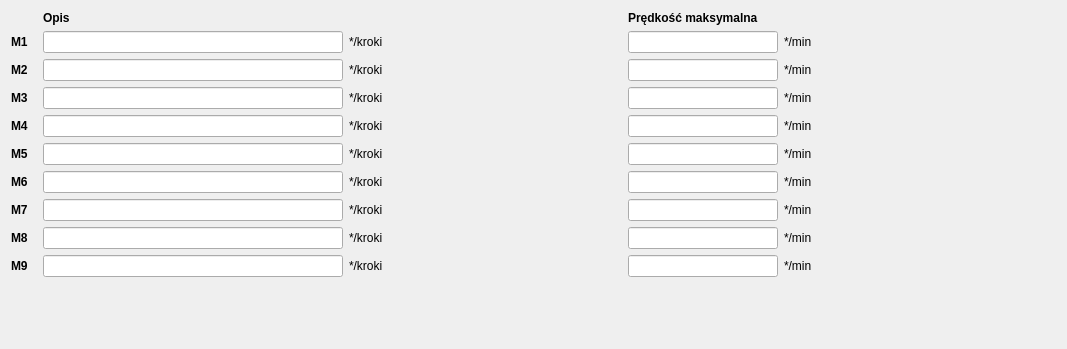
The window that CzujkiLinioweApp/ustawienianapedow.ui (wiacekmarcin/CzujkiLiniowe) describes before a commit, drawn with Qt 5.
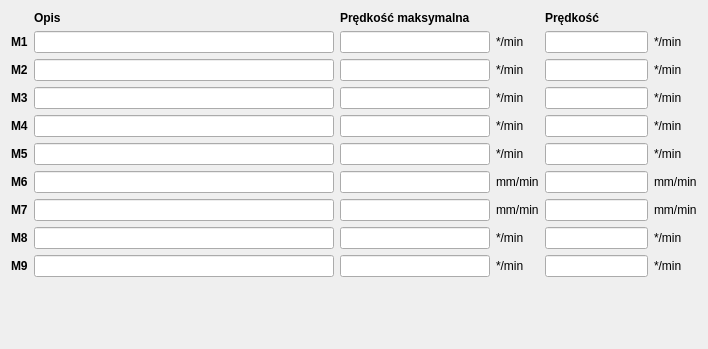
The same window after the commit.

The edit to the form file:
```diff
--- a/CzujkiLinioweApp/ustawienianapedow.ui
+++ b/CzujkiLinioweApp/ustawienianapedow.ui
@@ -6,7 +6,7 @@
    <rect>
     <x>0</x>
     <y>0</y>
-    <width>1067</width>
+    <width>708</width>
     <height>349</height>
    </rect>
   </property>
@@ -14,7 +14,86 @@
    <string>Form</string>
   </property>
   <layout class="QGridLayout" name="gridLayout">
-   <item row="2" column="3">
+   <item row="8" column="1">
+    <widget class="QLineEdit" name="nazwa_8">
+     <property name="minimumSize">
+      <size>
+       <width>300</width>
+       <height>0</height>
+      </size>
+     </property>
+     <property name="maximumSize">
+      <size>
+       <width>300</width>
+       <height>16777215</height>
+      </size>
+     </property>
+     <property name="maxLength">
+      <number>100</number>
+     </property>
+    </widget>
+   </item>
+   <item row="8" column="2">
+    <widget class="QLineEdit" name="speedMax1_8">
+     <property name="minimumSize">
+      <size>
+       <width>150</width>
+       <height>0</height>
+      </size>
+     </property>
+     <property name="maximumSize">
+      <size>
+       <width>150</width>
+       <height>16777215</height>
+      </size>
+     </property>
+    </widget>
+   </item>
+   <item row="0" column="4">
+    <widget class="QLabel" name="label">
+     <property name="font">
+      <font>
+       <bold>true</bold>
+      </font>
+     </property>
+     <property name="text">
+      <string>Prędkość</string>
+     </property>
+    </widget>
+   </item>
+   <item row="10" column="2">
+    <spacer name="verticalSpacer">
+     <property name="orientation">
+      <enum>Qt::Vertical</enum>
+     </property>
+     <property name="sizeHint" stdset="0">
+      <size>
+       <width>20</width>
+       <height>40</height>
+      </size>
+     </property>
+    </spacer>
+   </item>
+   <item row="1" column="1">
+    <widget class="QLineEdit" name="nazwa_1">
+     <property name="minimumSize">
+      <size>
+       <width>300</width>
+       <height>0</height>
+      </size>
+     </property>
+     <property name="maximumSize">
+      <size>
+       <width>300</width>
+       <height>16777215</height>
+      </size>
+     </property>
+     <property name="maxLength">
+      <number>100</number>
+     </property>
+    </widget>
+   </item>
+   <item row="2" column="2">
     <widget class="QLineEdit" name="speedMax1_2">
      <property name="minimumSize">
       <size>
@@ -30,6 +109,120 @@
      </property>
     </widget>
    </item>
+   <item row="2" column="3">
+    <widget class="QLabel" name="lunit2_2">
+     <property name="text">
+      <string>*/min</string>
+     </property>
+    </widget>
+   </item>
+   <item row="7" column="0">
+    <widget class="QLabel" name="lnazwa_7">
+     <property name="maximumSize">
+      <size>
+       <width>26</width>
+       <height>16777215</height>
+      </size>
+     </property>
+     <property name="font">
+      <font>
+       <bold>true</bold>
+      </font>
+     </property>
+     <property name="text">
+      <string>M7</string>
+     </property>
+    </widget>
+   </item>
+   <item row="3" column="1">
+    <widget class="QLineEdit" name="nazwa_3">
+     <property name="minimumSize">
+      <size>
+       <width>300</width>
+       <height>0</height>
+      </size>
+     </property>
+     <property name="maximumSize">
+      <size>
+       <width>300</width>
+       <height>16777215</height>
+      </size>
+     </property>
+     <property name="maxLength">
+      <number>100</number>
+     </property>
+    </widget>
+   </item>
+   <item row="9" column="2">
+    <widget class="QLineEdit" name="speedMax1_9">
+     <property name="minimumSize">
+      <size>
+       <width>150</width>
+       <height>0</height>
+      </size>
+     </property>
+     <property name="maximumSize">
+      <size>
+       <width>150</width>
+       <height>16777215</height>
+      </size>
+     </property>
+    </widget>
+   </item>
+   <item row="7" column="1">
+    <widget class="QLineEdit" name="nazwa_7">
+     <property name="minimumSize">
+      <size>
+       <width>300</width>
+       <height>0</height>
+      </size>
+     </property>
+     <property name="maximumSize">
+      <size>
+       <width>300</width>
+       <height>16777215</height>
+      </size>
+     </property>
+     <property name="maxLength">
+      <number>100</number>
+     </property>
+    </widget>
+   </item>
+   <item row="6" column="2">
+    <widget class="QLineEdit" name="speedMax1_6">
+     <property name="minimumSize">
+      <size>
+       <width>150</width>
+       <height>0</height>
+      </size>
+     </property>
+     <property name="maximumSize">
+      <size>
+       <width>150</width>
+       <height>16777215</height>
+      </size>
+     </property>
+    </widget>
+   </item>
+   <item row="6" column="1">
+    <widget class="QLineEdit" name="nazwa_6">
+     <property name="minimumSize">
+      <size>
+       <width>300</width>
+       <height>0</height>
+      </size>
+     </property>
+     <property name="maximumSize">
+      <size>
+       <width>300</width>
+       <height>16777215</height>
+      </size>
+     </property>
+     <property name="maxLength">
+      <number>100</number>
+     </property>
+    </widget>
+   </item>
    <item row="4" column="1">
     <widget class="QLineEdit" name="nazwa_4">
      <property name="minimumSize">
@@ -49,6 +242,66 @@
      </property>
     </widget>
    </item>
+   <item row="0" column="1">
+    <widget class="QLabel" name="head1">
+     <property name="font">
+      <font>
+       <bold>true</bold>
+      </font>
+     </property>
+     <property name="text">
+      <string>Opis</string>
+     </property>
+    </widget>
+   </item>
+   <item row="9" column="1">
+    <widget class="QLineEdit" name="nazwa_9">
+     <property name="minimumSize">
+      <size>
+       <width>300</width>
+       <height>0</height>
+      </size>
+     </property>
+     <property name="maximumSize">
+      <size>
+       <width>300</width>
+       <height>16777215</height>
+      </size>
+     </property>
+     <property name="maxLength">
+      <number>100</number>
+     </property>
+    </widget>
+   </item>
+   <item row="8" column="3">
+    <widget class="QLabel" name="lunit2_8">
+     <property name="text">
+      <string>*/min</string>
+     </property>
+    </widget>
+   </item>
+   <item row="1" column="4">
+    <widget class="QLineEdit" name="speed1"/>
+   </item>
+   <item row="5" column="3">
+    <widget class="QLabel" name="lunit2_5">
+     <property name="text">
+      <string>*/min</string>
+     </property>
+    </widget>
+   </item>
+   <item row="0" column="2" colspan="2">
+    <widget class="QLabel" name="head3">
+     <property name="font">
+      <font>
+       <bold>true</bold>
+      </font>
+     </property>
+     <property name="text">
+      <string>Prędkość maksymalna</string>
+     </property>
+    </widget>
+   </item>
    <item row="4" column="0">
     <widget class="QLabel" name="lnazwa_4">
      <property name="maximumSize">
@@ -67,55 +320,6 @@
      </property>
     </widget>
    </item>
-   <item row="3" column="1">
-    <widget class="QLineEdit" name="nazwa_3">
-     <property name="minimumSize">
-      <size>
-       <width>300</width>
-       <height>0</height>
-      </size>
-     </property>
-     <property name="maximumSize">
-      <size>
-       <width>300</width>
-       <height>16777215</height>
-      </size>
-     </property>
-     <property name="maxLength">
-      <number>100</number>
-     </property>
-    </widget>
-   </item>
-   <item row="7" column="2">
-    <widget class="QLabel" name="lunit1_7">
-     <property name="text">
-      <string>*/kroki</string>
-     </property>
-    </widget>
-   </item>
-   <item row="6" column="3">
-    <widget class="QLineEdit" name="speedMax1_6">
-     <property name="minimumSize">
-      <size>
-       <width>150</width>
-       <height>0</height>
-      </size>
-     </property>
-     <property name="maximumSize">
-      <size>
-       <width>150</width>
-       <height>16777215</height>
-      </size>
-     </property>
-    </widget>
-   </item>
-   <item row="8" column="4">
-    <widget class="QLabel" name="lunit2_8">
-     <property name="text">
-      <string>*/min</string>
-     </property>
-    </widget>
-   </item>
    <item row="8" column="0">
     <widget class="QLabel" name="lnazwa_8">
      <property name="maximumSize">
@@ -134,29 +338,26 @@
      </property>
     </widget>
    </item>
-   <item row="9" column="4">
-    <widget class="QLabel" name="lunit2_9">
-     <property name="text">
-      <string>*/min</string>
+   <item row="5" column="0">
+    <widget class="QLabel" name="lnazwa_5">
+     <property name="maximumSize">
+      <size>
+       <width>26</width>
+       <height>16777215</height>
+      </size>
      </property>
-    </widget>
-   </item>
-   <item row="2" column="4">
-    <widget class="QLabel" name="lunit2_2">
-     <property name="text">
-      <string>*/min</string>
+     <property name="font">
+      <font>
+       <bold>true</bold>
+      </font>
      </property>
-    </widget>
-   </item>
-   <item row="5" column="4">
-    <widget class="QLabel" name="lunit2_5">
      <property name="text">
-      <string>*/min</string>
+      <string>M5</string>
      </property>
     </widget>
    </item>
-   <item row="7" column="0">
-    <widget class="QLabel" name="lnazwa_7">
+   <item row="3" column="0">
+    <widget class="QLabel" name="lnazwa_3">
      <property name="maximumSize">
       <size>
        <width>26</width>
@@ -169,7 +370,14 @@
       </font>
      </property>
      <property name="text">
-      <string>M7</string>
+      <string>M3</string>
+     </property>
+    </widget>
+   </item>
+   <item row="4" column="3">
+    <widget class="QLabel" name="lunit2_4">
+     <property name="text">
+      <string>*/min</string>
      </property>
     </widget>
    </item>
@@ -191,28 +399,22 @@
      </property>
     </widget>
    </item>
-   <item row="3" column="2">
-    <widget class="QLabel" name="lunit1_3">
-     <property name="text">
-      <string>*/kroki</string>
+   <item row="5" column="1">
+    <widget class="QLineEdit" name="nazwa_5">
+     <property name="minimumSize">
+      <size>
+       <width>300</width>
+       <height>0</height>
+      </size>
      </property>
-    </widget>
-   </item>
-   <item row="1" column="0">
-    <widget class="QLabel" name="lnazwa_1">
      <property name="maximumSize">
       <size>
-       <width>26</width>
+       <width>300</width>
        <height>16777215</height>
       </size>
      </property>
-     <property name="font">
-      <font>
-       <bold>true</bold>
-      </font>
-     </property>
-     <property name="text">
-      <string>M1</string>
+     <property name="maxLength">
+      <number>100</number>
      </property>
     </widget>
    </item>
@@ -234,46 +436,15 @@
      </property>
     </widget>
    </item>
-   <item row="1" column="1">
-    <widget class="QLineEdit" name="nazwa_1">
-     <property name="minimumSize">
-      <size>
-       <width>300</width>
-       <height>0</height>
-      </size>
-     </property>
-     <property name="maximumSize">
-      <size>
-       <width>300</width>
-       <height>16777215</height>
-      </size>
-     </property>
-     <property name="maxLength">
-      <number>100</number>
+   <item row="6" column="3">
+    <widget class="QLabel" name="lunit2_6">
+     <property name="text">
+      <string>mm/min</string>
      </property>
     </widget>
    </item>
    <item row="4" column="2">
-    <widget class="QLabel" name="lunit1_4">
-     <property name="text">
-      <string>*/kroki</string>
-     </property>
-    </widget>
-   </item>
-   <item row="0" column="1">
-    <widget class="QLabel" name="head1">
-     <property name="font">
-      <font>
-       <bold>true</bold>
-      </font>
-     </property>
-     <property name="text">
-      <string>Opis</string>
-     </property>
-    </widget>
-   </item>
-   <item row="7" column="3">
-    <widget class="QLineEdit" name="speedMax1_7">
+    <widget class="QLineEdit" name="speedMax1_4">
      <property name="minimumSize">
       <size>
        <width>150</width>
@@ -288,10 +459,10 @@
      </property>
     </widget>
    </item>
-   <item row="6" column="2">
-    <widget class="QLabel" name="lunit1_6">
+   <item row="9" column="3">
+    <widget class="QLabel" name="lunit2_9">
      <property name="text">
-      <string>*/kroki</string>
+      <string>*/min</string>
      </property>
     </widget>
    </item>
@@ -314,48 +485,26 @@
      </property>
     </widget>
    </item>
-   <item row="5" column="1">
-    <widget class="QLineEdit" name="nazwa_5">
+   <item row="7" column="2">
+    <widget class="QLineEdit" name="speedMax1_7">
      <property name="minimumSize">
       <size>
-       <width>300</width>
+       <width>150</width>
        <height>0</height>
       </size>
      </property>
      <property name="maximumSize">
       <size>
-       <width>300</width>
+       <width>150</width>
        <height>16777215</height>
       </size>
      </property>
-     <property name="maxLength">
-      <number>100</number>
-     </property>
     </widget>
    </item>
-   <item row="6" column="1">
-    <widget class="QLineEdit" name="nazwa_6">
+   <item row="3" column="2">
+    <widget class="QLineEdit" name="speedMax1_3">
      <property name="minimumSize">
       <size>
-       <width>300</width>
-       <height>0</height>
-      </size>
-     </property>
-     <property name="maximumSize">
-      <size>
-       <width>300</width>
-       <height>16777215</height>
-      </size>
-     </property>
-     <property name="maxLength">
-      <number>100</number>
-     </property>
-    </widget>
-   </item>
-   <item row="9" column="3">
-    <widget class="QLineEdit" name="speedMax1_9">
-     <property name="minimumSize">
-      <size>
        <width>150</width>
        <height>0</height>
       </size>
@@ -368,31 +517,8 @@
      </property>
     </widget>
    </item>
-   <item row="1" column="2">
-    <widget class="QLabel" name="lunit1_1">
-     <property name="text">
-      <string>*/kroki</string>
-     </property>
-    </widget>
-   </item>
    <item row="1" column="3">
-    <widget class="QLineEdit" name="speedMax1_1">
-     <property name="minimumSize">
-      <size>
-       <width>150</width>
-       <height>0</height>
-      </size>
-     </property>
-     <property name="maximumSize">
-      <size>
-       <width>150</width>
-       <height>16777215</height>
-      </size>
-     </property>
-    </widget>
-   </item>
-   <item row="7" column="4">
-    <widget class="QLabel" name="lunit2_7">
+    <widget class="QLabel" name="lunit2_1">
      <property name="text">
       <string>*/min</string>
      </property>
@@ -417,242 +543,155 @@
     </widget>
    </item>
    <item row="3" column="3">
-    <widget class="QLineEdit" name="speedMax1_3">
-     <property name="minimumSize">
-      <size>
-       <width>150</width>
-       <height>0</height>
-      </size>
-     </property>
-     <property name="maximumSize">
-      <size>
-       <width>150</width>
-       <height>16777215</height>
-      </size>
-     </property>
-    </widget>
-   </item>
-   <item row="1" column="4">
-    <widget class="QLabel" name="lunit2_1">
+    <widget class="QLabel" name="lunit2_3">
      <property name="text">
       <string>*/min</string>
      </property>
     </widget>
    </item>
-   <item row="2" column="2">
-    <widget class="QLabel" name="lunit1_2">
+   <item row="7" column="3">
+    <widget class="QLabel" name="lunit2_7">
      <property name="text">
-      <string>*/kroki</string>
+      <string>mm/min</string>
      </property>
     </widget>
    </item>
-   <item row="9" column="1">
-    <widget class="QLineEdit" name="nazwa_9">
+   <item row="1" column="2">
+    <widget class="QLineEdit" name="speedMax1_1">
      <property name="minimumSize">
       <size>
-       <width>300</width>
+       <width>150</width>
        <height>0</height>
       </size>
      </property>
      <property name="maximumSize">
       <size>
-       <width>300</width>
+       <width>150</width>
        <height>16777215</height>
       </size>
      </property>
-     <property name="maxLength">
-      <number>100</number>
-     </property>
     </widget>
    </item>
-   <item row="6" column="4">
-    <widget class="QLabel" name="lunit2_6">
-     <property name="text">
-      <string>*/min</string>
-     </property>
-    </widget>
-   </item>
-   <item row="8" column="2">
-    <widget class="QLabel" name="lunit1_8">
-     <property name="text">
-      <string>*/kroki</string>
-     </property>
-    </widget>
-   </item>
-   <item row="5" column="3">
-    <widget class="QLineEdit" name="speedMax1_5">
-     <property name="minimumSize">
-      <size>
-       <width>150</width>
-       <height>0</height>
-      </size>
-     </property>
+   <item row="1" column="0">
+    <widget class="QLabel" name="lnazwa_1">
      <property name="maximumSize">
       <size>
-       <width>150</width>
+       <width>26</width>
        <height>16777215</height>
       </size>
      </property>
+     <property name="font">
+      <font>
+       <bold>true</bold>
+      </font>
+     </property>
+     <property name="text">
+      <string>M1</string>
+     </property>
     </widget>
    </item>
    <item row="5" column="2">
-    <widget class="QLabel" name="lunit1_5">
+    <widget class="QLineEdit" name="speedMax1_5">
+     <property name="minimumSize">
+      <size>
+       <width>150</width>
+       <height>0</height>
+      </size>
+     </property>
+     <property name="maximumSize">
+      <size>
+       <width>150</width>
+       <height>16777215</height>
+      </size>
+     </property>
+    </widget>
+   </item>
+   <item row="1" column="5">
+    <widget class="QLabel" name="label_2">
      <property name="text">
-      <string>*/kroki</string>
+      <string>*/min</string>
      </property>
     </widget>
    </item>
-   <item row="4" column="4">
-    <widget class="QLabel" name="lunit2_4">
+   <item row="2" column="5">
+    <widget class="QLabel" name="label_3">
      <property name="text">
       <string>*/min</string>
      </property>
     </widget>
    </item>
+   <item row="3" column="5">
+    <widget class="QLabel" name="label_4">
+     <property name="text">
+      <string>*/min</string>
+     </property>
+    </widget>
+   </item>
+   <item row="4" column="5">
+    <widget class="QLabel" name="label_5">
+     <property name="text">
+      <string>*/min</string>
+     </property>
+    </widget>
+   </item>
+   <item row="5" column="5">
+    <widget class="QLabel" name="label_6">
+     <property name="text">
+      <string>*/min</string>
+     </property>
+    </widget>
+   </item>
+   <item row="6" column="5">
+    <widget class="QLabel" name="label_7">
+     <property name="text">
+      <string>mm/min</string>
+     </property>
+    </widget>
+   </item>
+   <item row="7" column="5">
+    <widget class="QLabel" name="label_8">
+     <property name="text">
+      <string>mm/min</string>
+     </property>
+    </widget>
+   </item>
+   <item row="8" column="5">
+    <widget class="QLabel" name="label_9">
+     <property name="text">
+      <string>*/min</string>
+     </property>
+    </widget>
+   </item>
+   <item row="9" column="5">
+    <widget class="QLabel" name="label_10">
+     <property name="text">
+      <string>*/min</string>
+     </property>
+    </widget>
+   </item>
+   <item row="2" column="4">
+    <widget class="QLineEdit" name="speed2"/>
+   </item>
    <item row="3" column="4">
-    <widget class="QLabel" name="lunit2_3">
-     <property name="text">
-      <string>*/min</string>
-     </property>
-    </widget>
+    <widget class="QLineEdit" name="speed3"/>
    </item>
-   <item row="0" column="3" colspan="2">
-    <widget class="QLabel" name="head3">
-     <property name="font">
-      <font>
-       <bold>true</bold>
-      </font>
-     </property>
-     <property name="text">
-      <string>Prędkość maksymalna</string>
-     </property>
-    </widget>
+   <item row="4" column="4">
+    <widget class="QLineEdit" name="speed4"/>
    </item>
-   <item row="8" column="1">
-    <widget class="QLineEdit" name="nazwa_8">
-     <property name="minimumSize">
-      <size>
-       <width>300</width>
-       <height>0</height>
-      </size>
-     </property>
-     <property name="maximumSize">
-      <size>
-       <width>300</width>
-       <height>16777215</height>
-      </size>
-     </property>
-     <property name="maxLength">
-      <number>100</number>
-     </property>
-    </widget>
+   <item row="5" column="4">
+    <widget class="QLineEdit" name="speed5"/>
    </item>
-   <item row="10" column="3">
-    <spacer name="verticalSpacer">
-     <property name="orientation">
-      <enum>Qt::Vertical</enum>
-     </property>
-     <property name="sizeHint" stdset="0">
-      <size>
-       <width>20</width>
-       <height>40</height>
-      </size>
-     </property>
-    </spacer>
+   <item row="6" column="4">
+    <widget class="QLineEdit" name="speed6"/>
    </item>
-   <item row="7" column="1">
-    <widget class="QLineEdit" name="nazwa_7">
-     <property name="minimumSize">
-      <size>
-       <width>300</width>
-       <height>0</height>
-      </size>
-     </property>
-     <property name="maximumSize">
-      <size>
-       <width>300</width>
-       <height>16777215</height>
-      </size>
-     </property>
-     <property name="maxLength">
-      <number>100</number>
-     </property>
-    </widget>
+   <item row="7" column="4">
+    <widget class="QLineEdit" name="speed7"/>
    </item>
-   <item row="3" column="0">
-    <widget class="QLabel" name="lnazwa_3">
-     <property name="maximumSize">
-      <size>
-       <width>26</width>
-       <height>16777215</height>
-      </size>
-     </property>
-     <property name="font">
-      <font>
-       <bold>true</bold>
-      </font>
-     </property>
-     <property name="text">
-      <string>M3</string>
-     </property>
-    </widget>
+   <item row="8" column="4">
+    <widget class="QLineEdit" name="speed8"/>
    </item>
-   <item row="8" column="3">
-    <widget class="QLineEdit" name="speedMax1_8">
-     <property name="minimumSize">
-      <size>
-       <width>150</width>
-       <height>0</height>
-      </size>
-     </property>
-     <property name="maximumSize">
-      <size>
-       <width>150</width>
-       <height>16777215</height>
-      </size>
-     </property>
-    </widget>
-   </item>
-   <item row="4" column="3">
-    <widget class="QLineEdit" name="speedMax1_4">
-     <property name="minimumSize">
-      <size>
-       <width>150</width>
-       <height>0</height>
-      </size>
-     </property>
-     <property name="maximumSize">
-      <size>
-       <width>150</width>
-       <height>16777215</height>
-      </size>
-     </property>
-    </widget>
-   </item>
-   <item row="9" column="2">
-    <widget class="QLabel" name="lunit1_9">
-     <property name="text">
-      <string>*/kroki</string>
-     </property>
-    </widget>
-   </item>
-   <item row="5" column="0">
-    <widget class="QLabel" name="lnazwa_5">
-     <property name="maximumSize">
-      <size>
-       <width>26</width>
-       <height>16777215</height>
-      </size>
-     </property>
-     <property name="font">
-      <font>
-       <bold>true</bold>
-      </font>
-     </property>
-     <property name="text">
-      <string>M5</string>
-     </property>
-    </widget>
+   <item row="9" column="4">
+    <widget class="QLineEdit" name="speed9"/>
    </item>
   </layout>
  </widget>
```
